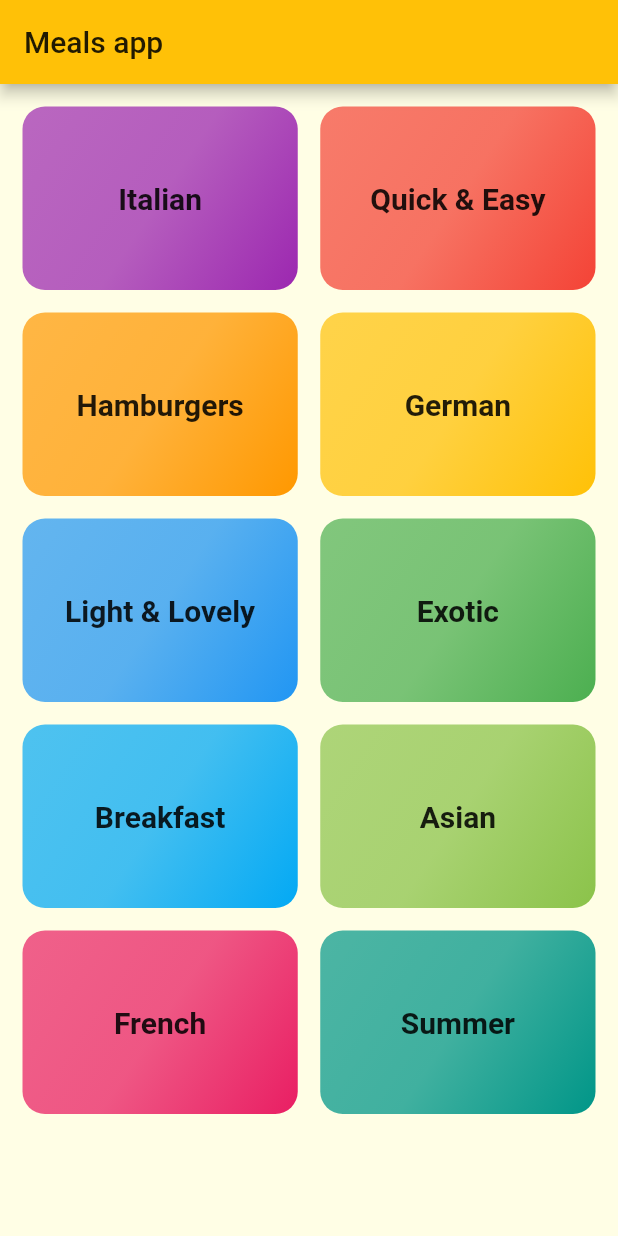
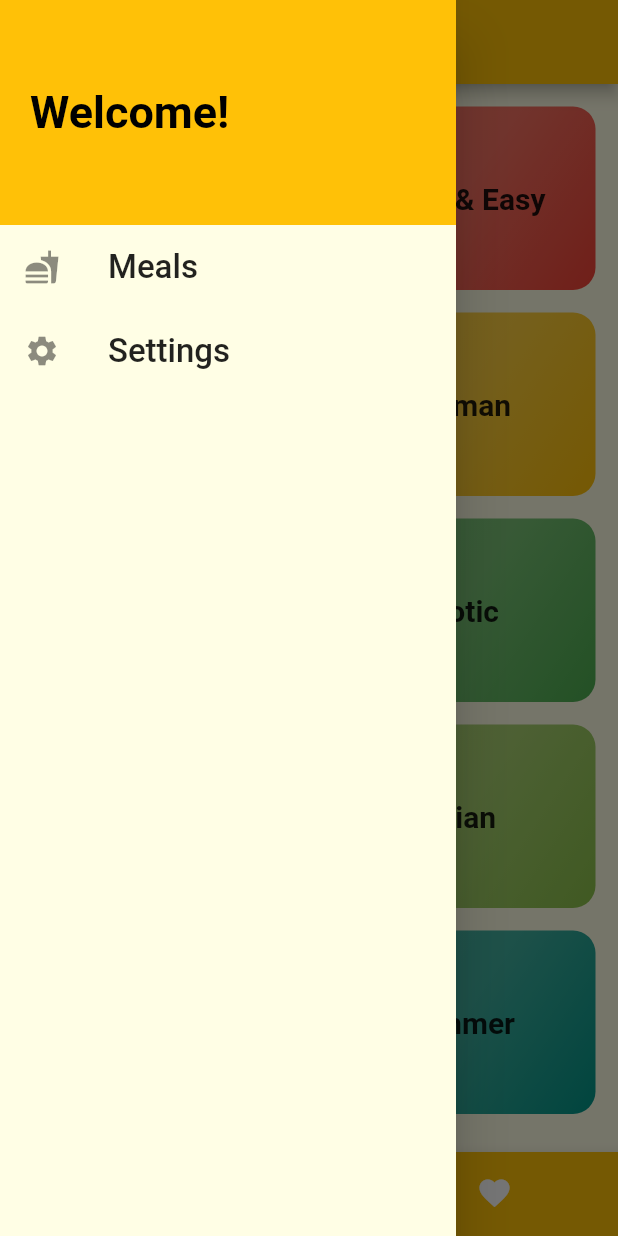
Before and after one commit to ishanknijhawan/Flutter-meals, a Flutter app: the screen it shows after launch, with the side drawer open (before the commit the screen has no drawer), on a phone screen of 412 x 824 dp. Run offline on Flutter 3.47's test engine with Material 2 defaults, Android fonts, the phone set to English and light mode, and no system bars.

Commit message:
navigation drawer and bottom navigation

```diff
--- a/lib/main.dart
+++ b/lib/main.dart
@@ -1,5 +1,7 @@
 import 'package:flutter/material.dart';
-import 'package:meals_app/screens/meal_detail_screen.dart';
+import './screens/filters_screen.dart';
+import './screens/meal_detail_screen.dart';
+import './screens/tabs_screen.dart';
 import 'screens/categories_screen.dart';
 import 'screens/category_meals_screen.dart';
 
@@ -32,9 +34,10 @@ class MyApp extends StatelessWidget {
       routes: {
         // slash ('/') is Home by default, so even if you remove home argument above
         // it will still work
-        '/': (ctx) => CategoryScreen(),
+        '/': (ctx) => TabsScreen(),
         CategoryMealsScreen.routeName: (ctx) => CategoryMealsScreen(),
         MealDetails.routeName: (ctx) => MealDetails(),
+        FiltersScreen.routeName: (ctx) => FiltersScreen(),
       },
     );
   }
--- a/lib/screens/categories_screen.dart
+++ b/lib/screens/categories_screen.dart
@@ -5,12 +5,8 @@ import '../data/dummy_meal_date.dart';
 class CategoryScreen extends StatelessWidget {
   @override
   Widget build(BuildContext context) {
-    return Scaffold(
-        appBar: AppBar(
-          title: Text('Meals app'),
-        ),
-        body: Padding(
-          padding: EdgeInsets.all(15),
+    return Padding(
+      padding: EdgeInsets.fromLTRB(15, 15, 15, 15),
       child: GridView(
         children: DUMMY_CATEGORIES
             .map((e) => CategoryItem(e.title, e.color, e.id))
@@ -22,6 +18,6 @@ class CategoryScreen extends StatelessWidget {
           mainAxisSpacing: 15,
         ),
       ),
-        ));
+    );
   }
 }
--- /dev/null
+++ b/lib/screens/favorites_screen.dart
@@ -0,0 +1,10 @@
+import 'package:flutter/material.dart';
+
+class FavoritesScreen extends StatelessWidget {
+  @override
+  Widget build(BuildContext context) {
+    return Center(
+      child: Text('Favorites tab'),
+    );
+  }
+}
--- /dev/null
+++ b/lib/screens/filters_screen.dart
@@ -0,0 +1,18 @@
+import 'package:flutter/material.dart';
+import 'package:meals_app/widgets/main_drawer.dart';
+
+class FiltersScreen extends StatelessWidget {
+  static const routeName = '/filters_screen';
+  @override
+  Widget build(BuildContext context) {
+    return Scaffold(
+      appBar: AppBar(
+        title: Text('Filters'),
+      ),
+      drawer: MainDrawer(),
+      body: Center(
+        child: Text('Filters screen'),
+      ),
+    );
+  }
+}
--- /dev/null
+++ b/lib/screens/tabs_screen.dart
@@ -0,0 +1,94 @@
+//if you want to show tabs at top
+
+// import 'package:flutter/material.dart';
+// import 'package:meals_app/screens/categories_screen.dart';
+// import 'package:meals_app/screens/favorites_screen.dart';
+
+// class TabsScreen extends StatefulWidget {
+//   @override
+//   _TabsScreenState createState() => _TabsScreenState();
+// }
+
+// class _TabsScreenState extends State<TabsScreen> {
+//   @override
+//   Widget build(BuildContext context) {
+//     return DefaultTabController(
+//         length: 2,
+//         child: Scaffold(
+//           appBar: AppBar(
+//             title: Text('Meals App'),
+//             bottom: TabBar(
+//               tabs: [
+//                 Tab(
+//                   icon: Icon(Icons.category),
+//                   text: 'Categories',
+//                 ),
+//                 Tab(
+//                   icon: Icon(Icons.favorite),
+//                   text: 'Favorites',
+//                 ),
+//               ],
+//             ),
+//           ),
+//           body: TabBarView(children: [
+//             CategoryScreen(),
+//             FavoritesScreen(),
+//           ]),
+//         ));
+//   }
+// }
+
+//if you want tabs to show at bottom
+
+import 'package:flutter/material.dart';
+import 'package:meals_app/widgets/main_drawer.dart';
+import './categories_screen.dart';
+import './favorites_screen.dart';
+
+class TabsScreen extends StatefulWidget {
+  @override
+  _TabsScreenState createState() => _TabsScreenState();
+}
+
+class _TabsScreenState extends State<TabsScreen> {
+  List<Map<String, Object>> _pages = [
+    {'pages': CategoryScreen(), 'title': 'Categories'},
+    {'pages': FavoritesScreen(), 'title': 'Favorites'}
+  ];
+  int selectedPageIndex = 0;
+
+  @override
+  Widget build(BuildContext context) {
+    return Scaffold(
+      appBar: AppBar(
+        title: Text(_pages[selectedPageIndex]['title']),
+      ),
+      drawer: MainDrawer(),
+      body: _pages[selectedPageIndex]['pages'],
+      bottomNavigationBar: BottomNavigationBar(
+        currentIndex: selectedPageIndex,
+        backgroundColor: Theme.of(context).primaryColor,
+        selectedItemColor: Colors.black,
+        type: BottomNavigationBarType.shifting,
+        unselectedItemColor: Colors.white,
+        onTap: (value) {
+          setState(() {
+            selectedPageIndex = value;
+          });
+        },
+        items: [
+          BottomNavigationBarItem(
+            backgroundColor: Theme.of(context).primaryColor,
+            icon: Icon(Icons.category),
+            title: Text('Categories'),
+          ),
+          BottomNavigationBarItem(
+            backgroundColor: Theme.of(context).primaryColor,
+            icon: Icon(Icons.favorite),
+            title: Text('Favorites'),
+          ),
+        ],
+      ),
+    );
+  }
+}
--- /dev/null
+++ b/lib/widgets/main_drawer.dart
@@ -0,0 +1,47 @@
+import 'package:flutter/material.dart';
+import 'package:meals_app/screens/filters_screen.dart';
+
+class MainDrawer extends StatelessWidget {
+  Widget buildListTile(IconData icon, String title, Function handler) {
+    return ListTile(
+      onTap: handler,
+      leading: Icon(icon),
+      title: Text(
+        title,
+        style: TextStyle(
+          fontSize: 22,
+        ),
+      ),
+    );
+  }
+
+  Widget build(BuildContext context) {
+    return Drawer(
+      child: Column(
+        children: [
+          Container(
+            height: 150,
+            width: double.infinity,
+            alignment: Alignment.centerLeft,
+            padding: EdgeInsets.all(20),
+            color: Theme.of(context).primaryColor,
+            child: Text(
+              'Welcome!',
+              style: TextStyle(
+                color: Colors.black,
+                fontSize: 30,
+                fontWeight: FontWeight.bold,
+              ),
+            ),
+          ),
+          buildListTile(Icons.fastfood, 'Meals', () {
+            Navigator.of(context).pushReplacementNamed('/');
+          }),
+          buildListTile(Icons.settings, 'Settings', () {
+            Navigator.of(context).pushReplacementNamed(FiltersScreen.routeName);
+          }),
+        ],
+      ),
+    );
+  }
+}
```
Lines whose indentation alone changed are shown as unchanged.
